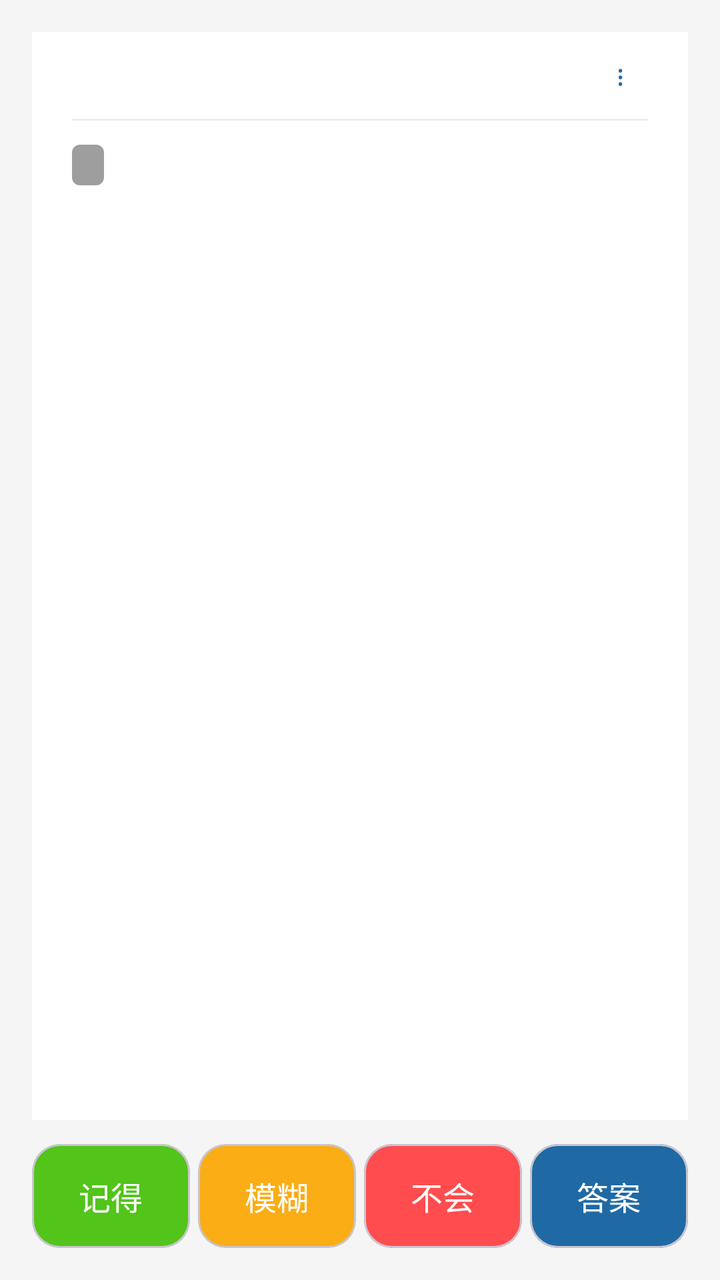
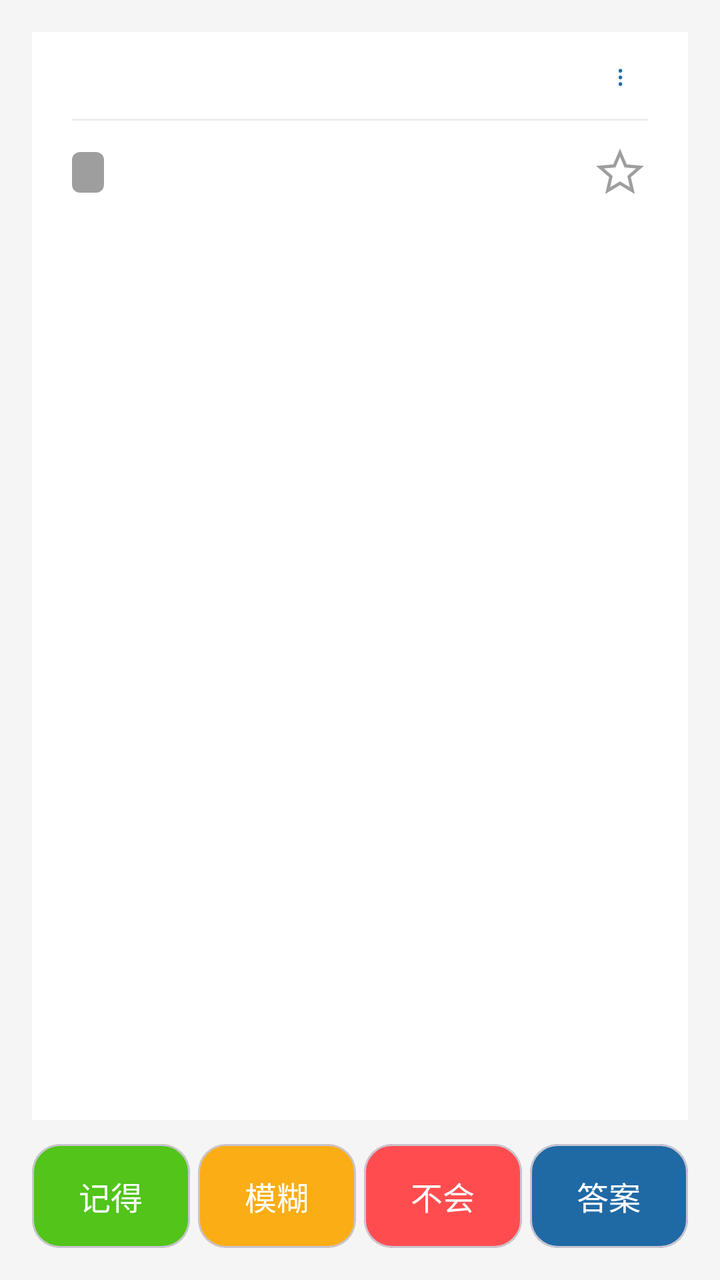

An Android layout rendered at two revisions. The XML below is the earlier revision; the diff shows what the commit changed to produce the second picture.
<!-- AndroidManifest.xml: application theme Theme.Demo -->
<!-- res/layout/activity_review.xml -->
<?xml version="1.0" encoding="utf-8"?>
<LinearLayout
    xmlns:android="http://schemas.android.com/apk/res/android"
    xmlns:app="http://schemas.android.com/apk/res-auto"
    android:layout_width="match_parent"
    android:layout_height="match_parent"
    android:orientation="vertical"
    android:background="#f5f5f5"
    android:padding="16dp">

    <LinearLayout
        android:id="@+id/session_banner"
        android:layout_width="match_parent"
        android:layout_height="wrap_content"
        android:orientation="horizontal"
        android:gravity="center_vertical"
        android:background="#fff7e6"
        android:paddingLeft="12dp"
        android:paddingRight="8dp"
        android:paddingTop="8dp"
        android:paddingBottom="8dp"
        android:layout_marginBottom="8dp"
        android:visibility="gone">

        <TextView
            android:id="@+id/tv_banner"
            android:layout_width="0dp"
            android:layout_height="wrap_content"
            android:layout_weight="1"
            android:textSize="13sp"
            android:textColor="#ad6800" />

        <TextView
            android:id="@+id/btn_banner_new"
            android:layout_width="wrap_content"
            android:layout_height="32dp"
            android:gravity="center"
            android:paddingLeft="8dp"
            android:paddingRight="8dp"
            android:text="开始新一轮"
            android:textSize="13sp"
            android:textStyle="bold"
            android:textColor="#1f6aa5"
            android:visibility="gone" />

        <TextView
            android:id="@+id/btn_banner_close"
            android:layout_width="32dp"
            android:layout_height="32dp"
            android:gravity="center"
            android:text="×"
            android:textSize="18sp"
            android:textColor="#ad6800" />

    </LinearLayout>

    <androidx.core.widget.NestedScrollView
        android:id="@+id/question_area"
        android:layout_width="match_parent"
        android:layout_height="0dp"
        android:layout_weight="1"
        android:background="@android:color/white"
        android:paddingLeft="20dp"
        android:paddingRight="20dp"
        android:paddingTop="12dp"
        android:paddingBottom="20dp"
        android:layout_marginBottom="12dp">

        
        <LinearLayout
            android:id="@+id/question_root"
            android:layout_width="match_parent"
            android:layout_height="match_parent"
            android:orientation="vertical">

            
            <LinearLayout
                android:layout_width="match_parent"
                android:layout_height="wrap_content"
                android:orientation="horizontal"
                android:gravity="center_vertical"
                android:paddingTop="0dp"
                android:paddingBottom="12dp">

                <LinearLayout
                    android:id="@+id/timer_row"
                    android:layout_width="0dp"
                    android:layout_weight="1"
                    android:layout_height="wrap_content"
                    android:orientation="horizontal"
                    android:gravity="center_vertical"
                    android:clickable="true">

                    <ImageView
                        android:id="@+id/iv_timer_state"
                        android:layout_width="14dp"
                        android:layout_height="14dp"
                        android:layout_marginEnd="4dp"
                        android:contentDescription="@null" />

                    <TextView
                        android:id="@+id/tv_timer"
                        android:layout_width="wrap_content"
                        android:layout_height="wrap_content"
                        android:textSize="12sp"
                        android:textColor="#888888" />
                </LinearLayout>

                <TextView
                    android:id="@+id/btn_menu"
                    android:layout_width="wrap_content"
                    android:layout_height="wrap_content"
                    android:layout_gravity="end"
                    android:paddingLeft="12dp"
                    android:paddingRight="12dp"
                    android:text="⋮"
                    android:textSize="14sp"
                    android:textColor="#1f6aa5" />
            </LinearLayout>

            
            <View
                android:layout_width="match_parent"
                android:layout_height="1dp"
                android:background="#eeeeee"
                android:layout_marginBottom="12dp" />

            
            <LinearLayout
                android:id="@+id/meta_row"
                android:layout_width="match_parent"
                android:layout_height="wrap_content"
                android:orientation="horizontal"
                android:gravity="center_vertical"
                android:layout_marginBottom="12dp">

                <TextView
                    android:id="@+id/tv_level_badge"
                    android:layout_width="wrap_content"
                    android:layout_height="wrap_content"
                    android:background="@drawable/bg_level_badge"
                    android:paddingLeft="8dp"
                    android:paddingRight="8dp"
                    android:paddingTop="2dp"
                    android:paddingBottom="2dp"
                    android:textSize="12sp"
                    android:textStyle="bold"
                    android:textColor="#ffffff" />

                <TextView
                    android:id="@+id/tv_progress"
                    android:layout_width="wrap_content"
                    android:layout_height="wrap_content"
                    android:layout_marginStart="10dp"
                    android:textSize="12sp"
                    android:textColor="#999999" />
            </LinearLayout>

            <TextView
                android:id="@+id/tv_question"
                android:layout_width="match_parent"
                android:layout_height="wrap_content"
                android:textSize="20sp"
                android:textColor="#222222"
                android:lineSpacingExtra="8dp" />

            <HorizontalScrollView
                android:layout_width="match_parent"
                android:layout_height="wrap_content"
                android:layout_marginTop="16dp">

                <LinearLayout
                    android:id="@+id/review_image_layout"
                    android:layout_width="wrap_content"
                    android:layout_height="wrap_content"
                    android:orientation="horizontal"
                    android:padding="8dp"/>
            </HorizontalScrollView>

            <LinearLayout
                android:id="@+id/answer_layout"
                android:layout_width="match_parent"
                android:layout_height="wrap_content"
                android:orientation="vertical"
                android:visibility="gone"
                android:layout_marginTop="24dp"
                android:paddingTop="16dp"
                android:background="#f8f8f8">

                <TextView
                    android:layout_width="wrap_content"
                    android:layout_height="wrap_content"
                    android:text="【答案】"
                    android:textSize="18sp"
                    android:textStyle="bold"
                    android:textColor="#1f6aa5"/>

                <TextView
                    android:id="@+id/tv_answer"
                    android:layout_width="match_parent"
                    android:layout_height="wrap_content"
                    android:textSize="18sp"
                    android:textColor="#333333"
                    android:layout_marginTop="8dp"/>

                <HorizontalScrollView
                    android:layout_width="match_parent"
                    android:layout_height="wrap_content"
                    android:layout_marginTop="16dp">

                    <LinearLayout
                        android:id="@+id/answer_image_layout"
                        android:layout_width="wrap_content"
                        android:layout_height="wrap_content"
                        android:orientation="horizontal"
                        android:padding="8dp"/>
                </HorizontalScrollView>

            </LinearLayout>

        </LinearLayout>

    </androidx.core.widget.NestedScrollView>

    <LinearLayout
        android:layout_width="match_parent"
        android:layout_height="wrap_content"
        android:orientation="horizontal">

        <com.google.android.material.card.MaterialCardView
            android:id="@+id/btn_know"
            android:layout_width="0dp"
            android:layout_height="52dp"
            android:layout_weight="1"
            android:layout_marginEnd="4dp"
            app:cardCornerRadius="14dp"
            app:cardBackgroundColor="#52c41a">

            <TextView
                android:layout_width="match_parent"
                android:layout_height="match_parent"
                android:text="记得"
                android:textColor="@android:color/white"
                android:textSize="16sp"
                android:gravity="center"/>
        </com.google.android.material.card.MaterialCardView>

        <com.google.android.material.card.MaterialCardView
            android:id="@+id/btn_unknown"
            android:layout_width="0dp"
            android:layout_height="52dp"
            android:layout_weight="1"
            android:layout_marginEnd="4dp"
            app:cardCornerRadius="14dp"
            app:cardBackgroundColor="#faad14">

            <TextView
                android:layout_width="match_parent"
                android:layout_height="match_parent"
                android:text="模糊"
                android:textColor="@android:color/white"
                android:textSize="16sp"
                android:gravity="center"/>
        </com.google.android.material.card.MaterialCardView>

        <com.google.android.material.card.MaterialCardView
            android:id="@+id/btn_forget"
            android:layout_width="0dp"
            android:layout_height="52dp"
            android:layout_weight="1"
            android:layout_marginEnd="4dp"
            app:cardCornerRadius="14dp"
            app:cardBackgroundColor="#ff4d4f">

            <TextView
                android:layout_width="match_parent"
                android:layout_height="match_parent"
                android:text="不会"
                android:textColor="@android:color/white"
                android:textSize="16sp"
                android:gravity="center"/>
        </com.google.android.material.card.MaterialCardView>

        <com.google.android.material.card.MaterialCardView
            android:id="@+id/btn_answer"
            android:layout_width="0dp"
            android:layout_height="52dp"
            android:layout_weight="1"
            app:cardCornerRadius="14dp"
            app:cardBackgroundColor="#1f6aa5">

            <TextView
                android:id="@+id/btn_answer_text"
                android:layout_width="match_parent"
                android:layout_height="match_parent"
                android:text="答案"
                android:textColor="@android:color/white"
                android:textSize="16sp"
                android:gravity="center"/>
        </com.google.android.material.card.MaterialCardView>

    </LinearLayout>

</LinearLayout>
<!-- resources referenced by this layout -->
<resources>
  <!-- drawable bg_level_badge (drawable) -->
  <?xml version="1.0" encoding="utf-8"?>
  <shape xmlns:android="http://schemas.android.com/apk/res/android"
      android:shape="rectangle">
      <corners android:radius="4dp"/>
      <solid android:color="#9e9e9e"/>
  </shape>
  <style name="Theme.Demo" parent="Base.Theme.Demo" />
  <style name="Base.Theme.Demo" parent="Theme.Material3.DayNight.NoActionBar">
          
          
      </style>
</resources>

<!-- the commit's change to res/layout/activity_review.xml (unified diff, before → after) -->
@@ -154,6 +154,22 @@
                     android:layout_marginStart="10dp"
                     android:textSize="12sp"
                     android:textColor="#999999" />
+
+                <View
+                    android:layout_width="0dp"
+                    android:layout_height="1dp"
+                    android:layout_weight="1" />
+
+                <ImageView
+                    android:id="@+id/btn_favorite"
+                    android:layout_width="28dp"
+                    android:layout_height="28dp"
+                    android:padding="2dp"
+                    android:foreground="?attr/selectableItemBackground"
+                    android:clickable="true"
+                    android:focusable="true"
+                    android:src="@drawable/ic_star_outline"
+                    android:contentDescription="收藏" />
             </LinearLayout>
 
             <TextView
<!-- resource entries referenced after the edit -->
@@ -7,7 +7,22 @@
       <corners android:radius="4dp"/>
       <solid android:color="#9e9e9e"/>
   </shape>
+  <!-- drawable ic_star_outline (drawable) -->
+  <?xml version="1.0" encoding="utf-8"?>
+  <vector xmlns:android="http://schemas.android.com/apk/res/android"
+      android:width="24dp"
+      android:height="24dp"
+      android:viewportWidth="24"
+      android:viewportHeight="24"
+      android:tint="@color/detail_secondary_stroke">
+      <path
+          android:fillColor="#00000000"
+          android:strokeColor="#9E9E9E"
+          android:strokeWidth="1.6"
+          android:pathData="M12,17.27L18.18,21l-1.64,-7.03L22,9.24l-7.19,-0.61L12,2L9.19,8.63L2,9.24l5.46,4.73L5.82,21z" />
+  </vector>
   <style name="Theme.Demo" parent="Base.Theme.Demo" />
+  <color name="detail_secondary_stroke">#9E9E9E</color>
   <style name="Base.Theme.Demo" parent="Theme.Material3.DayNight.NoActionBar">
           
           
